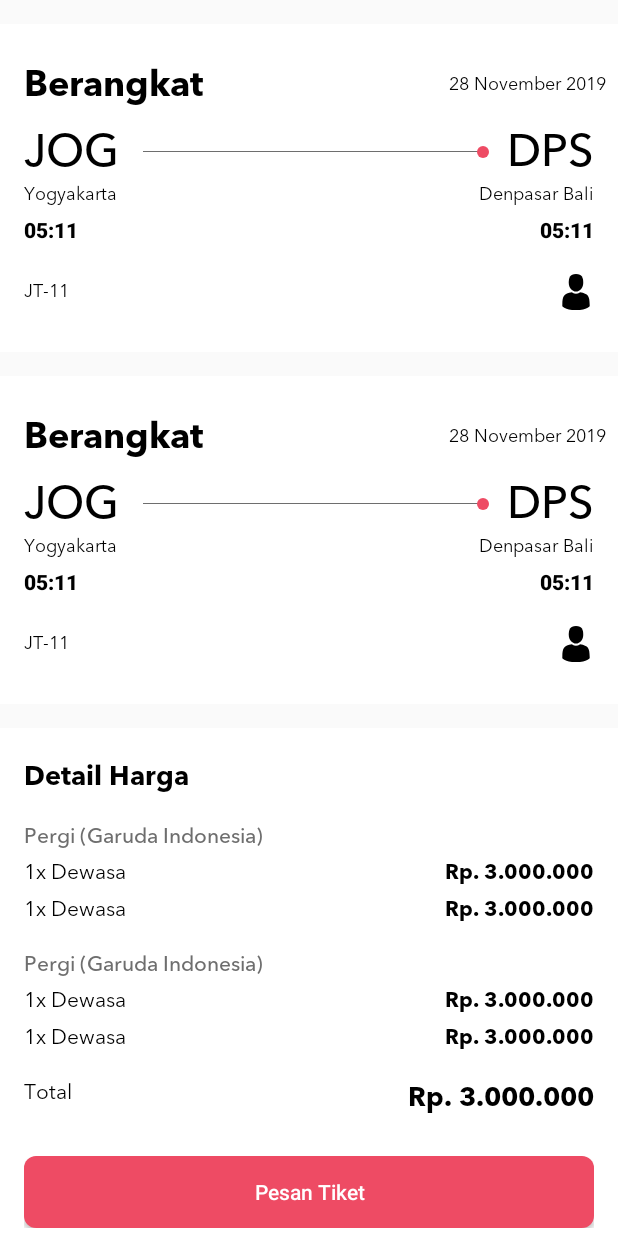
After one commit to DjakaTechnology/flicker-flight-app, an Android app: the DetailOrderActivity screen opened directly, with no data from a screen before it, on a phone screen of 412 x 824 dp. The commit adds this screen. Run offline under Robolectric (Android 15) with nearby library versions, the phone set to English and light mode, and no system bars.

Commit message:
Added Trip Detail

```diff
--- a/app/src/main/AndroidManifest.xml
+++ b/app/src/main/AndroidManifest.xml
@@ -9,7 +9,8 @@
         android:roundIcon="@mipmap/ic_launcher_round"
         android:supportsRtl="true"
         android:theme="@style/AppTheme">
-        <activity android:name=".ui.search.SearchActivity"></activity>
+        <activity android:name=".ui.DetailOrderActivity"></activity>
+        <activity android:name=".ui.search.SearchActivity" />
         <activity
             android:name=".ui.main.MainActivity"
             android:label="@string/title_activity_main">
--- /dev/null
+++ b/app/src/main/java/id/djaka/flicker/ui/DetailOrderActivity.kt
@@ -0,0 +1,13 @@
+package id.djaka.flicker.ui
+
+import androidx.appcompat.app.AppCompatActivity
+import android.os.Bundle
+import id.djaka.flicker.R
+
+class DetailOrderActivity : AppCompatActivity() {
+
+    override fun onCreate(savedInstanceState: Bundle?) {
+        super.onCreate(savedInstanceState)
+        setContentView(R.layout.activity_detail_order)
+    }
+}
--- a/app/src/main/java/id/djaka/flicker/ui/search/SearchActivity.kt
+++ b/app/src/main/java/id/djaka/flicker/ui/search/SearchActivity.kt
@@ -3,11 +3,22 @@ package id.djaka.flicker.ui.search
 import androidx.appcompat.app.AppCompatActivity
 import android.os.Bundle
 import id.djaka.flicker.R
+import id.djaka.mvpanddagger.base.BaseActivity
+import kotlinx.android.synthetic.main.rv_ticket_search.*
 
-class SearchActivity : AppCompatActivity() {
+class SearchActivity : BaseActivity<SearchPresenter>(), SearchView{
+    override fun instantiatePresenter(): SearchPresenter {
+        return SearchPresenter(this)
+    }
 
     override fun onCreate(savedInstanceState: Bundle?) {
         super.onCreate(savedInstanceState)
         setContentView(R.layout.activity_search)
+
+        prepareButton()
+    }
+
+    private fun prepareButton() {
+        card_item.setOnClickListener { presenter.launchDetailOrderActivity(this) }
     }
 }
--- /dev/null
+++ b/app/src/main/java/id/djaka/flicker/ui/search/SearchPresenter.kt
@@ -0,0 +1,17 @@
+package id.djaka.flicker.ui.search
+
+import android.content.Context
+import android.content.Intent
+import id.djaka.flicker.ui.DetailOrderActivity
+import id.djaka.mvpanddagger.base.BasePresenter
+
+class SearchPresenter(searchView: SearchView) : BasePresenter<SearchView>(searchView){
+    override fun onViewCreated() {
+        super.onViewCreated()
+    }
+
+    fun launchDetailOrderActivity(c:Context){
+        val i = Intent(c, DetailOrderActivity::class.java)
+        c.startActivity(i)
+    }
+}
--- /dev/null
+++ b/app/src/main/java/id/djaka/flicker/ui/search/SearchView.kt
@@ -0,0 +1,6 @@
+package id.djaka.flicker.ui.search
+
+import id.djaka.mvpanddagger.base.BaseView
+
+interface SearchView : BaseView {
+}
--- /dev/null
+++ b/app/src/main/res/drawable/bg_btn_primary.xml
@@ -0,0 +1,12 @@
+<?xml version="1.0" encoding="utf-8"?>
+<shape xmlns:android="http://schemas.android.com/apk/res/android" android:shape="rectangle">
+    <corners
+        android:topLeftRadius="8dp"
+        android:topRightRadius="8dp"
+        android:bottomRightRadius="8dp"
+        android:bottomLeftRadius="8dp">
+    </corners>
+    <solid
+        android:color="#EE4B64">
+    </solid>
+</shape>
--- /dev/null
+++ b/app/src/main/res/drawable/ic_circle.xml
@@ -0,0 +1,5 @@
+<vector android:autoMirrored="true" android:height="8dp"
+    android:viewportHeight="5" android:viewportWidth="5"
+    android:width="8dp" xmlns:android="http://schemas.android.com/apk/res/android">
+    <path android:fillColor="#ee4b64" android:pathData="M2.5,2.5m-2.5,0a2.5,2.5 0,1 1,5 0a2.5,2.5 0,1 1,-5 0"/>
+</vector>
--- /dev/null
+++ b/app/src/main/res/layout/activity_detail_order.xml
@@ -0,0 +1,128 @@
+<?xml version="1.0" encoding="utf-8"?>
+<androidx.core.widget.NestedScrollView
+    xmlns:android="http://schemas.android.com/apk/res/android"
+    xmlns:app="http://schemas.android.com/apk/res-auto"
+    xmlns:tools="http://schemas.android.com/tools"
+    android:layout_width="match_parent"
+    android:layout_height="match_parent"
+    android:orientation="vertical"
+    tools:context=".ui.DetailOrderActivity"
+    android:fillViewport="true">
+
+    <LinearLayout
+        android:layout_width="match_parent"
+        android:layout_height="wrap_content"
+        android:orientation="vertical">
+
+        <include
+            layout="@layout/rv_flight_detail"
+            android:layout_width="match_parent"
+            android:layout_height="wrap_content"
+            android:layout_marginTop="16dp" />
+
+        <include
+            layout="@layout/rv_flight_detail"
+            android:layout_width="match_parent"
+            android:layout_height="wrap_content"
+            android:layout_marginTop="16dp" />
+
+        <LinearLayout
+            android:layout_width="match_parent"
+            android:layout_height="match_parent"
+            android:layout_marginTop="16dp"
+            android:background="@color/white"
+            android:orientation="vertical"
+            android:padding="16dp">
+
+            <TextView
+                android:id="@+id/textView6"
+                android:layout_width="wrap_content"
+                android:layout_height="wrap_content"
+                android:fontFamily="@font/avenir_bold"
+                android:text="Detail Harga"
+                android:textColor="@color/black"
+                android:textSize="18sp" />
+
+            <TextView
+                android:layout_marginTop="12dp"
+                android:layout_width="wrap_content"
+                android:layout_height="wrap_content"
+                android:fontFamily="@font/avenir_medium"
+                android:text="Pergi (Garuda Indonesia)"
+                android:textColor="@color/black_sub"
+                android:textSize="14sp" />
+
+            <include
+                layout="@layout/rv_price_item"
+                android:layout_width="match_parent"
+                android:layout_height="wrap_content" />
+
+            <include
+                layout="@layout/rv_price_item"
+                android:layout_width="match_parent"
+                android:layout_height="wrap_content" />
+
+            <TextView
+                android:layout_marginTop="12dp"
+                android:layout_width="wrap_content"
+                android:layout_height="wrap_content"
+                android:fontFamily="@font/avenir_medium"
+                android:text="Pergi (Garuda Indonesia)"
+                android:textColor="@color/black_sub"
+                android:textSize="14sp" />
+
+            <include
+                layout="@layout/rv_price_item"
+                android:layout_width="match_parent"
+                android:layout_height="wrap_content" />
+
+            <include
+                layout="@layout/rv_price_item"
+                android:layout_width="match_parent"
+                android:layout_height="wrap_content" />
+
+
+            <LinearLayout
+                android:paddingTop="12dp"
+                android:layout_width="match_parent"
+                android:layout_height="wrap_content"
+                android:orientation="horizontal">
+
+                <TextView
+                    android:id="@+id/tv_name"
+                    android:layout_width="match_parent"
+                    android:layout_height="wrap_content"
+                    android:layout_weight="1"
+                    android:fontFamily="@font/avenir_regular"
+                    android:text="Total"
+                    android:textColor="@color/black"
+                    android:textSize="14sp" />
+
+                <TextView
+                    android:id="@+id/tv_price"
+                    android:layout_width="match_parent"
+                    android:layout_height="wrap_content"
+                    android:layout_gravity="end"
+                    android:layout_weight="1"
+                    android:fontFamily="@font/avenir_bold"
+                    android:gravity="end"
+                    android:text="Rp. 3.000.000"
+                    android:textColor="@color/black"
+                    android:textSize="18sp"
+                    app:layout_gravity="end" />
+            </LinearLayout>
+
+            <Button
+                android:id="@+id/btn_search2"
+                android:layout_width="match_parent"
+                android:layout_height="wrap_content"
+                android:layout_marginTop="24dp"
+                android:background="@drawable/bg_btn_primary"
+                android:text="Pesan Tiket"
+                android:textAllCaps="false"
+                android:textColor="@color/white" />
+
+        </LinearLayout>
+
+    </LinearLayout>
+</androidx.core.widget.NestedScrollView>
--- /dev/null
+++ b/app/src/main/res/layout/rv_flight_detail.xml
@@ -0,0 +1,162 @@
+<?xml version="1.0" encoding="utf-8"?>
+<androidx.constraintlayout.widget.ConstraintLayout xmlns:android="http://schemas.android.com/apk/res/android"
+    xmlns:app="http://schemas.android.com/apk/res-auto"
+    android:layout_width="match_parent"
+    android:layout_height="wrap_content"
+    android:background="@color/white"
+    android:orientation="vertical">
+
+    <TextView
+        android:id="@+id/tv_depart_city3"
+        android:layout_width="wrap_content"
+        android:layout_height="wrap_content"
+        android:layout_marginTop="8dp"
+        android:fontFamily="sans-serif-black"
+        android:includeFontPadding="false"
+        android:text="05:11"
+        android:textColor="@color/black"
+        android:textSize="14sp"
+        app:layout_constraintEnd_toEndOf="@+id/tv_destination_airport"
+        app:layout_constraintTop_toBottomOf="@+id/tv_destination_city" />
+
+    <TextView
+        android:id="@+id/tv_depart"
+        android:layout_width="wrap_content"
+        android:layout_height="wrap_content"
+        android:layout_marginStart="@dimen/activity_padding"
+        android:layout_marginTop="24dp"
+        android:fontFamily="@font/avenir_bold"
+        android:includeFontPadding="false"
+        android:text="Berangkat"
+        android:textColor="@color/black"
+        android:textSize="24sp"
+        app:layout_constraintStart_toStartOf="parent"
+        app:layout_constraintTop_toTopOf="parent" />
+
+    <TextView
+        android:id="@+id/tv_depart_airport"
+        android:layout_width="wrap_content"
+        android:layout_height="wrap_content"
+        android:layout_marginTop="8dp"
+        android:fontFamily="@font/avenir_medium"
+        android:includeFontPadding="false"
+        android:text="JOG"
+        android:textColor="@color/black"
+        android:textSize="30sp"
+        app:layout_constraintStart_toStartOf="@+id/tv_depart"
+        app:layout_constraintTop_toBottomOf="@+id/tv_depart" />
+
+    <View
+        android:id="@+id/view"
+        android:layout_width="0dp"
+        android:layout_height="0.5dp"
+        android:layout_marginStart="16dp"
+        android:layout_marginEnd="16dp"
+        android:background="@color/black_sub"
+        app:layout_constraintBottom_toBottomOf="@+id/tv_depart_airport"
+        app:layout_constraintEnd_toStartOf="@+id/tv_destination_airport"
+        app:layout_constraintStart_toEndOf="@+id/tv_depart_airport"
+        app:layout_constraintTop_toTopOf="@+id/tv_destination_airport" />
+
+    <ImageView
+        android:id="@+id/imageView5"
+        android:layout_width="wrap_content"
+        android:layout_height="wrap_content"
+        android:layout_marginStart="8dp"
+        app:layout_constraintBottom_toBottomOf="@+id/view"
+        app:layout_constraintEnd_toEndOf="@+id/view"
+        app:layout_constraintStart_toEndOf="@+id/view"
+        app:layout_constraintTop_toTopOf="@+id/view"
+        app:srcCompat="@drawable/ic_circle" />
+
+    <TextView
+        android:id="@+id/tv_destination_airport"
+        android:layout_width="wrap_content"
+        android:layout_height="wrap_content"
+        android:layout_marginTop="8dp"
+        android:layout_marginEnd="16dp"
+        android:fontFamily="@font/avenir_medium"
+        android:includeFontPadding="false"
+        android:text="DPS"
+        android:textColor="@color/black"
+        android:textSize="30sp"
+        app:layout_constraintEnd_toEndOf="parent"
+        app:layout_constraintTop_toBottomOf="@+id/tv_depart" />
+
+    <TextView
+        android:id="@+id/tv_depart_city"
+        android:layout_width="wrap_content"
+        android:layout_height="wrap_content"
+        android:fontFamily="@font/avenir_regular"
+        android:includeFontPadding="false"
+        android:text="Yogyakarta"
+        android:textColor="@color/black"
+        android:textSize="12sp"
+        app:layout_constraintStart_toStartOf="@+id/tv_depart_airport"
+        app:layout_constraintTop_toBottomOf="@+id/tv_depart_airport" />
+
+    <TextView
+        android:id="@+id/tv_depart_city5"
+        android:layout_width="wrap_content"
+        android:layout_height="wrap_content"
+        android:layout_marginTop="24dp"
+        android:layout_marginBottom="32dp"
+        android:fontFamily="@font/avenir_regular"
+        android:includeFontPadding="false"
+        android:text="JT-11"
+        android:textColor="@color/black"
+        android:textSize="12sp"
+        app:layout_constraintBottom_toBottomOf="parent"
+        app:layout_constraintStart_toStartOf="@+id/tv_depart_airport"
+        app:layout_constraintTop_toBottomOf="@+id/tv_depart_city2" />
+
+    <TextView
+        android:id="@+id/tv_depart_city4"
+        android:layout_width="wrap_content"
+        android:layout_height="wrap_content"
+        android:layout_marginEnd="8dp"
+        android:fontFamily="@font/avenir_regular"
+        android:includeFontPadding="false"
+        android:text="28 November 2019"
+        android:textColor="@color/black"
+        android:textSize="12sp"
+        app:layout_constraintBottom_toBottomOf="@+id/tv_depart"
+        app:layout_constraintEnd_toEndOf="parent"
+        app:layout_constraintTop_toTopOf="@+id/tv_depart" />
+
+    <TextView
+        android:id="@+id/tv_depart_city2"
+        android:layout_width="wrap_content"
+        android:layout_height="wrap_content"
+        android:layout_marginTop="8dp"
+        android:fontFamily="sans-serif-black"
+        android:includeFontPadding="false"
+        android:text="05:11"
+        android:textColor="@color/black"
+        android:textSize="14sp"
+        app:layout_constraintStart_toStartOf="@+id/tv_depart_airport"
+        app:layout_constraintTop_toBottomOf="@+id/tv_depart_city" />
+
+    <TextView
+        android:id="@+id/tv_destination_city"
+        android:layout_width="wrap_content"
+        android:layout_height="wrap_content"
+        android:fontFamily="@font/avenir_regular"
+        android:includeFontPadding="false"
+        android:text="Denpasar Bali"
+        android:textColor="@color/black"
+        android:textSize="12sp"
+        app:layout_constraintEnd_toEndOf="@+id/tv_destination_airport"
+        app:layout_constraintTop_toBottomOf="@+id/tv_destination_airport" />
+
+    <ImageView
+        android:id="@+id/imageView4"
+        android:layout_width="wrap_content"
+        android:layout_height="24dp"
+        android:layout_marginEnd="16dp"
+        android:adjustViewBounds="true"
+        app:layout_constraintBottom_toBottomOf="@+id/tv_depart_city5"
+        app:layout_constraintEnd_toEndOf="parent"
+        app:layout_constraintTop_toTopOf="@+id/tv_depart_city5"
+        app:srcCompat="@drawable/ic_profile" />
+</androidx.constraintlayout.widget.ConstraintLayout>
--- /dev/null
+++ b/app/src/main/res/layout/rv_price_item.xml
@@ -0,0 +1,30 @@
+<?xml version="1.0" encoding="utf-8"?>
+<LinearLayout xmlns:android="http://schemas.android.com/apk/res/android"
+    xmlns:app="http://schemas.android.com/apk/res-auto"
+    android:layout_width="match_parent"
+    android:layout_height="match_parent"
+    android:orientation="horizontal">
+
+    <TextView
+        android:id="@+id/tv_name"
+        android:layout_width="match_parent"
+        android:layout_height="wrap_content"
+        android:layout_weight="1"
+        android:fontFamily="@font/avenir_regular"
+        android:text="1x Dewasa"
+        android:textColor="@color/black"
+        android:textSize="14sp" />
+
+    <TextView
+        android:id="@+id/tv_price"
+        android:layout_width="match_parent"
+        android:layout_height="wrap_content"
+        android:layout_gravity="end"
+        android:layout_weight="1"
+        android:fontFamily="@font/avenir_bold"
+        android:gravity="end"
+        android:text="Rp. 3.000.000"
+        android:textColor="@color/black"
+        android:textSize="14sp"
+        app:layout_gravity="end" />
+</LinearLayout>
--- a/app/src/main/res/layout/rv_ticket_search.xml
+++ b/app/src/main/res/layout/rv_ticket_search.xml
@@ -6,6 +6,7 @@
     android:clipToPadding="false"
     android:layout_height="wrap_content">
     <androidx.cardview.widget.CardView
+        android:id="@+id/card_item"
         android:layout_marginBottom="12dp"
         app:cardCornerRadius="12dp"
         app:cardElevation="45dp"
```
